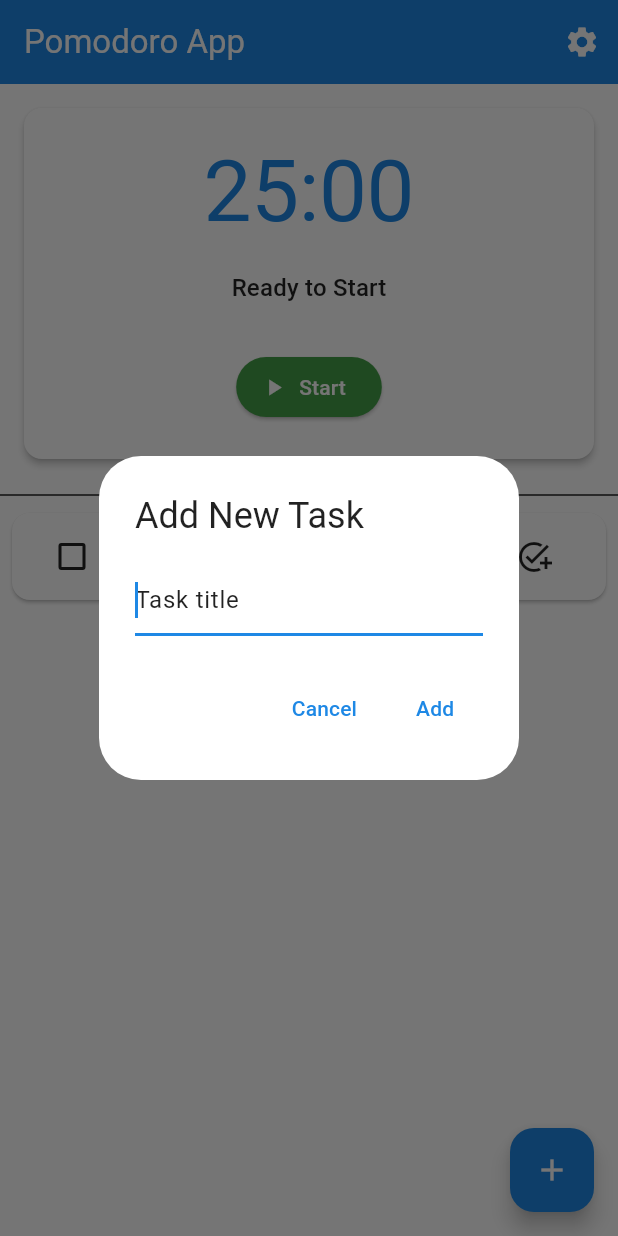
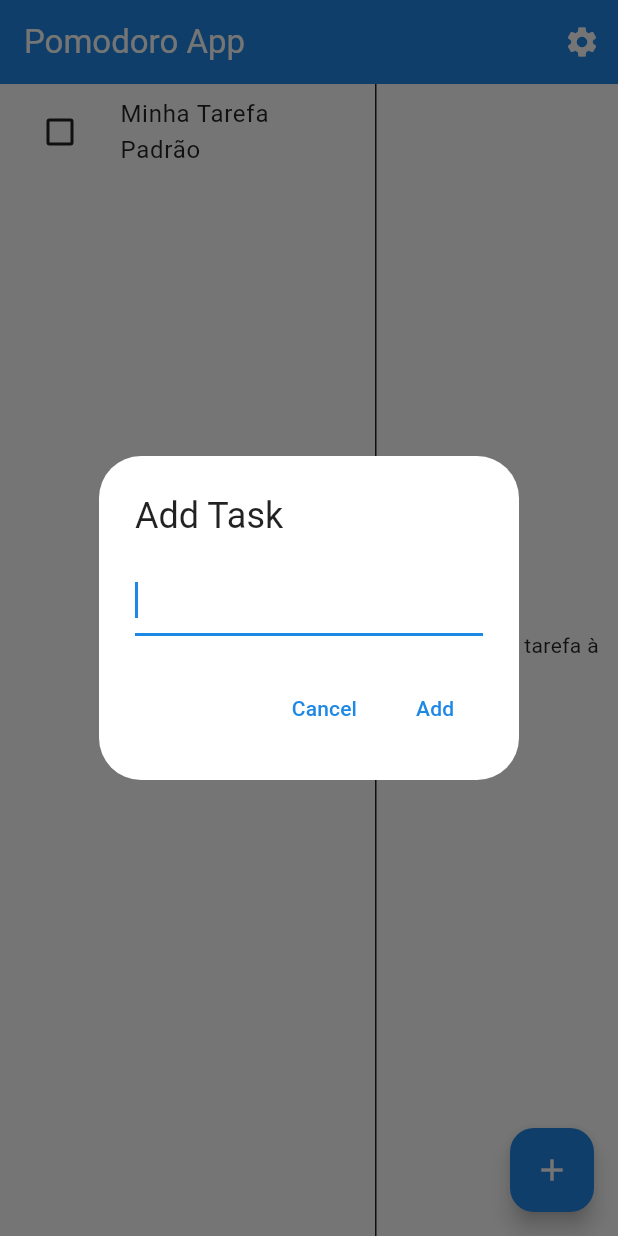
Before and after one commit to alanaraujo902/pomodorobasico2, a Flutter app: the screen it shows after launch, after a tap on the "add" icon, on a phone screen of 412 x 824 dp. Run offline on Flutter 3.47's test engine with Material 3 defaults, Android fonts, the phone set to English and light mode, and no system bars.

Commit message:
tela inicial melhorada

```diff
--- a/lib/screens/home_screen.dart
+++ b/lib/screens/home_screen.dart
@@ -5,78 +5,87 @@ import 'settings_screen.dart'; // Import settings screen
 import 'package:provider/provider.dart';
 import '../services/task_manager.dart';      // for TaskManager
 import '../models/timer_settings.dart';      // for TimerSettings
+import '../widgets/task_sidebar.dart';
+import '../widgets/task_list_item_view.dart';
+import '../widgets/floating_timer_widget.dart';
 
-class HomeScreen extends StatelessWidget {
+
+class HomeScreen extends StatefulWidget {
   const HomeScreen({super.key});
 
   @override
+  State<HomeScreen> createState() => _HomeScreenState();
+}
+
+class _HomeScreenState extends State<HomeScreen> {
+  String? selectedTaskId;
+
+  @override
   Widget build(BuildContext context) {
-    // Basic layout: Timer on top, Task list below for desktop-like view
-    // Could use Row for side-by-side on wider screens later
     return Scaffold(
       appBar: AppBar(
         title: const Text('Pomodoro App'),
         actions: [
           IconButton(
             icon: const Icon(Icons.settings),
-            tooltip: 'Settings',
             onPressed: () {
               Navigator.push(
                 context,
-                MaterialPageRoute(builder: (context) => const SettingsScreen()),
+                MaterialPageRoute(builder: (_) => const SettingsScreen()),
               );
             },
           ),
-          // TODO: Add navigation to Statistics screen
         ],
       ),
-      body: Column(
+      body: Stack(
         children: [
-          const TimerView(), // Timer display and controls
-          const Divider(),
-          Expanded(
-            child: const TaskList(), // Scrollable task list
+          Row(
+            children: [
+              SizedBox(
+                width: 250,
+                child: TaskSidebar(
+                  selectedTaskId: selectedTaskId,
+                  onTaskSelected: (id) => setState(() => selectedTaskId = id),
+                ),
+              ),
+              const VerticalDivider(width: 1),
+              Expanded(
+                child: selectedTaskId == null
+                    ? const Center(child: Text("Selecione uma tarefa à esquerda"))
+                    : TaskListItemView(taskId: selectedTaskId!),
+              ),
+            ],
           ),
+          const FloatingTimerWidget(), // ← Adicionado aqui
         ],
       ),
       floatingActionButton: FloatingActionButton(
-        onPressed: () {
-          // TODO: Show dialog to add a new Task
-          _showAddTaskDialog(context);
-        },
+        onPressed: () => _showAddTaskDialog(context),
         tooltip: 'Add Task',
         child: const Icon(Icons.add),
       ),
     );
   }
 
-  // Placeholder for Add Task Dialog (similar to Add Subtask)
   void _showAddTaskDialog(BuildContext context) {
-     final taskManager = Provider.of<TaskManager>(context, listen: false);
-     final titleController = TextEditingController();
+    final taskManager = Provider.of<TaskManager>(context, listen: false);
+    final controller = TextEditingController();
 
     showDialog(
       context: context,
-      builder: (context) => AlertDialog(
-        title: const Text('Add New Task'),
-        content: TextField(
-          controller: titleController,
-          decoration: const InputDecoration(hintText: 'Task title'),
-          autofocus: true,
-        ),
+      builder: (_) => AlertDialog(
+        title: const Text("Add Task"),
+        content: TextField(controller: controller, autofocus: true),
         actions: [
+          TextButton(onPressed: () => Navigator.pop(context), child: const Text("Cancel")),
           TextButton(
-            child: const Text('Cancel'),
-            onPressed: () => Navigator.of(context).pop(),
-          ),
-          TextButton(
-            child: const Text('Add'),
             onPressed: () {
-              if (titleController.text.isNotEmpty) {
-                taskManager.addTask(titleController.text);
-                Navigator.of(context).pop();
+              if (controller.text.isNotEmpty) {
+                taskManager.addTask(controller.text);
+                Navigator.pop(context);
               }
             },
+            child: const Text("Add"),
           ),
         ],
       ),
--- /dev/null
+++ b/lib/widgets/floating_timer_widget.dart
@@ -0,0 +1,173 @@
+import 'dart:math';
+import 'package:flutter/material.dart';
+import 'package:provider/provider.dart';
+import '../services/pomodoro_timer.dart';
+import '../models/timer_state.dart';
+import '../screens/full_screen_timer.dart';
+
+class FloatingTimerWidget extends StatelessWidget {
+  const FloatingTimerWidget({super.key});
+
+  @override
+  Widget build(BuildContext context) {
+    return Consumer<PomodoroTimer>(
+      builder: (context, timer, _) {
+        if (timer.currentTask == null || timer.currentSubtask == null) {
+          return const SizedBox.shrink(); // Esconde só se não tiver tarefa ativa
+        }
+
+        final secondsTotal = timer.isFocusSession
+            ? timer.settings.focusDuration.inSeconds
+            : (timer.currentState == TimerState.runningShortBreak ||
+            timer.currentState == TimerState.pausedShortBreak)
+            ? timer.settings.shortBreakDuration.inSeconds
+            : timer.settings.longBreakDuration.inSeconds;
+
+        final progress = 1 - (timer.remainingTime.inSeconds / secondsTotal);
+        final minutes = timer.remainingTime.inMinutes.toString().padLeft(2, '0');
+
+        return Align(
+          alignment: Alignment.bottomCenter,
+          child: Container(
+            margin: const EdgeInsets.only(bottom: 32),
+            padding: const EdgeInsets.symmetric(horizontal: 16, vertical: 12),
+            decoration: BoxDecoration(
+              color: Colors.black87,
+              borderRadius: BorderRadius.circular(16),
+            ),
+            child: Row(
+              mainAxisSize: MainAxisSize.min,
+              children: [
+                GestureDetector(
+                  onTap: () {
+                    Navigator.push(
+                      context,
+                      MaterialPageRoute(builder: (_) => const FullScreenTimerView()),
+                    );
+                  },
+                  child: _CircularProgressTime(minutes: minutes, progress: progress),
+                ),
+                const SizedBox(width: 16),
+                if (timer.currentState == TimerState.runningFocus ||
+                    timer.currentState == TimerState.runningShortBreak ||
+                    timer.currentState == TimerState.runningLongBreak)
+                  IconButton(
+                    icon: const Icon(Icons.pause, color: Colors.white),
+                    onPressed: () => timer.pauseTimer(),
+                  )
+                else
+                  IconButton(
+                    icon: const Icon(Icons.play_arrow, color: Colors.white),
+                    onPressed: () => timer.startTimer(),
+                  ),
+                if (timer.currentState != TimerState.initial &&
+                    timer.currentState != TimerState.finished)
+                  IconButton(
+                    icon: const Icon(Icons.stop, color: Colors.white),
+                    onPressed: () {
+                      showDialog(
+                        context: context,
+                        builder: (context) => AlertDialog(
+                          shape: RoundedRectangleBorder(borderRadius: BorderRadius.circular(12)),
+                          title: Row(
+                            children: const [
+                              Icon(Icons.timer, color: Colors.red),
+                              SizedBox(width: 8),
+                              Text('Deseja reiniciar este pomodoro?'),
+                            ],
+                          ),
+                          content: const Text('Tem certeza que quer parar o timer?'),
+                          actions: [
+                            TextButton(
+                              onPressed: () => Navigator.pop(context),
+                              child: const Text('Cancelar'),
+                            ),
+                            ElevatedButton(
+                              style: ElevatedButton.styleFrom(
+                                backgroundColor: Colors.red,
+                                foregroundColor: Colors.white,
+                              ),
+                              onPressed: () {
+                                timer.resetTimer();
+                                Navigator.pop(context); // fecha o alerta
+                              },
+                              child: const Text('Reiniciar'),
+                            ),
+                          ],
+                        ),
+                      );
+                    },
+                  ),
+              ],
+            ),
+          ),
+        );
+      },
+    );
+  }
+}
+
+class _CircularProgressTime extends StatelessWidget {
+  final String minutes;
+  final double progress;
+
+  const _CircularProgressTime({
+    required this.minutes,
+    required this.progress,
+  });
+
+  @override
+  Widget build(BuildContext context) {
+    return CustomPaint(
+      painter: _CircularProgressPainter(progress),
+      child: SizedBox(
+        width: 48,
+        height: 48,
+        child: Center(
+          child: Text(
+            minutes,
+            style: const TextStyle(color: Colors.white, fontWeight: FontWeight.bold),
+          ),
+        ),
+      ),
+    );
+  }
+}
+
+class _CircularProgressPainter extends CustomPainter {
+  final double progress;
+
+  _CircularProgressPainter(this.progress);
+
+  @override
+  void paint(Canvas canvas, Size size) {
+    final strokeWidth = 4.0;
+    final radius = (size.width - strokeWidth) / 2;
+    final center = Offset(size.width / 2, size.height / 2);
+
+    final backgroundPaint = Paint()
+      ..color = Colors.white12
+      ..style = PaintingStyle.stroke
+      ..strokeWidth = strokeWidth;
+
+    final progressPaint = Paint()
+      ..color = Colors.redAccent
+      ..style = PaintingStyle.stroke
+      ..strokeWidth = strokeWidth
+      ..strokeCap = StrokeCap.round;
+
+    canvas.drawCircle(center, radius, backgroundPaint);
+    canvas.drawArc(
+      Rect.fromCircle(center: center, radius: radius),
+      -pi / 2,
+      2 * pi * progress,
+      false,
+      progressPaint,
+    );
+  }
+
+  @override
+  bool shouldRepaint(covariant _CircularProgressPainter oldDelegate) {
+    return oldDelegate.progress != progress;
+  }
+}
--- a/lib/widgets/task_list_item.dart
+++ b/lib/widgets/task_list_item.dart
@@ -5,7 +5,7 @@ import '../models/subtask.dart';
 import '../services/task_manager.dart';
 import '../services/pomodoro_timer.dart';
 import '../models/timer_settings.dart';
-import '../screens/full_screen_timer.dart'; // IMPORTAÇÃO ADICIONADA
+import '../screens/full_screen_timer.dart';
 
 class TaskListItem extends StatelessWidget {
   final Task task;
@@ -15,35 +15,35 @@ class TaskListItem extends StatelessWidget {
   @override
   Widget build(BuildContext context) {
     final taskManager = Provider.of<TaskManager>(context, listen: false);
+    final defaultSettings = Provider.of<TimerSettings>(context, listen: false);
 
-    return Card(
-      margin: const EdgeInsets.symmetric(vertical: 4.0, horizontal: 8.0),
-      child: ExpansionTile(
-        leading: Checkbox(
-          value: task.isCompleted,
-          onChanged: (bool? value) {
-            taskManager.toggleTaskCompletion(task.id);
-          },
-        ),
-        title: Text(
-          task.title,
-          style: TextStyle(
-            decoration: task.isCompleted ? TextDecoration.lineThrough : null,
+    return Padding(
+      padding: const EdgeInsets.all(16.0),
+      child: Column(
+        crossAxisAlignment: CrossAxisAlignment.start,
+        children: [
+          // Botão de adicionar subtarefa
+          Row(
+            children: [
+              Expanded(
+                child: Text(
+                  'Adicionar Subtarefa',
+                  style: Theme.of(context).textTheme.titleMedium,
+                ),
+              ),
+              IconButton(
+                icon: const Icon(Icons.add),
+                tooltip: 'Adicionar subtarefa',
+                onPressed: () => _showAddSubtaskDialog(context, task.id),
+              ),
+            ],
           ),
-        ),
-        children: task.subtasks.map((subtask) => _buildSubtaskTile(context, task.id, subtask)).toList(),
-        trailing: Row(
-          mainAxisSize: MainAxisSize.min,
-          children: [
-            IconButton(
-              icon: const Icon(Icons.add_task),
-              tooltip: 'Add Subtask',
-              onPressed: () {
-                _showAddSubtaskDialog(context, task.id);
-              },
-            ),
-          ],
-        ),
+          const SizedBox(height: 12),
+          // Lista de subtarefas
+          if (task.subtasks.isEmpty)
+            const Center(child: Text('Nenhuma subtarefa')),
+          ...task.subtasks.map((subtask) => _buildSubtaskTile(context, task.id, subtask)).toList(),
+        ],
       ),
     );
   }
@@ -66,13 +66,15 @@ class TaskListItem extends StatelessWidget {
           decoration: subtask.isCompleted ? TextDecoration.lineThrough : null,
         ),
       ),
-      subtitle: Text('Timer: ${subtask.timerSettings.focusDuration.inMinutes} min | Spent: ${subtask.timeSpent.inMinutes} min'),
+      subtitle: Text(
+        'Timer: ${subtask.timerSettings.focusDuration.inMinutes} min | Spent: ${subtask.timeSpent.inMinutes} min',
+      ),
       trailing: Row(
         mainAxisSize: MainAxisSize.min,
         children: [
           IconButton(
             icon: const Icon(Icons.play_circle_outline, size: 20.0),
-            tooltip: 'Start Pomodoro for this subtask',
+            tooltip: 'Iniciar Pomodoro para esta subtarefa',
             onPressed: subtask.isCompleted
                 ? null
                 : () {
@@ -85,14 +87,14 @@ class TaskListItem extends StatelessWidget {
           ),
           IconButton(
             icon: const Icon(Icons.edit, size: 20.0),
-            tooltip: 'Edit Subtask',
+            tooltip: 'Editar Subtarefa',
             onPressed: () {
               _showEditSubtaskDialog(context, taskId, subtask);
             },
           ),
           IconButton(
             icon: const Icon(Icons.delete_outline, size: 20.0),
-            tooltip: 'Delete Subtask',
+            tooltip: 'Excluir Subtarefa',
             onPressed: () {
               taskManager.deleteSubtask(taskId, subtask.id);
             },
@@ -110,19 +112,19 @@ class TaskListItem extends StatelessWidget {
     showDialog(
       context: context,
       builder: (context) => AlertDialog(
-        title: const Text('Add New Subtask'),
+        title: const Text('Nova Subtarefa'),
         content: TextField(
           controller: titleController,
-          decoration: const InputDecoration(hintText: 'Subtask title'),
+          decoration: const InputDecoration(hintText: 'Título da subtarefa'),
           autofocus: true,
         ),
         actions: [
           TextButton(
-            child: const Text('Cancel'),
+            child: const Text('Cancelar'),
             onPressed: () => Navigator.of(context).pop(),
           ),
           TextButton(
-            child: const Text('Add'),
+            child: const Text('Adicionar'),
             onPressed: () {
               if (titleController.text.isNotEmpty) {
                 taskManager.addSubtask(taskId, titleController.text, defaultSettings);
@@ -142,19 +144,19 @@ class TaskListItem extends StatelessWidget {
     showDialog(
       context: context,
       builder: (context) => AlertDialog(
-        title: const Text('Edit Subtask'),
+        title: const Text('Editar Subtarefa'),
         content: TextField(
           controller: titleController,
-          decoration: const InputDecoration(hintText: 'Subtask title'),
+          decoration: const InputDecoration(hintText: 'Título da subtarefa'),
           autofocus: true,
         ),
         actions: [
           TextButton(
-            child: const Text('Cancel'),
+            child: const Text('Cancelar'),
             onPressed: () => Navigator.of(context).pop(),
           ),
           TextButton(
-            child: const Text('Save'),
+            child: const Text('Salvar'),
             onPressed: () {
               if (titleController.text.isNotEmpty) {
                 taskManager.editSubtaskTitle(taskId, subtask.id, titleController.text);
--- /dev/null
+++ b/lib/widgets/task_sidebar.dart
@@ -0,0 +1,42 @@
+import 'package:flutter/material.dart';
+import 'package:provider/provider.dart';
+import '../models/task.dart';
+import '../services/task_manager.dart';
+
+class TaskSidebar extends StatelessWidget {
+  final String? selectedTaskId;
+  final void Function(String taskId) onTaskSelected;
+
+  const TaskSidebar({
+    super.key,
+    required this.selectedTaskId,
+    required this.onTaskSelected,
+  });
+
+  @override
+  Widget build(BuildContext context) {
+    return Consumer<TaskManager>(
+      builder: (context, taskManager, _) {
+        final tasks = taskManager.tasks;
+
+        return ListView(
+          children: tasks.map((task) {
+            final isSelected = task.id == selectedTaskId;
+            return ListTile(
+              selected: isSelected,
+              selectedTileColor: Colors.blue.shade50,
+              title: Text(task.title),
+              leading: Checkbox(
+                value: task.isCompleted,
+                onChanged: (_) {
+                  taskManager.toggleTaskCompletion(task.id);
+                },
+              ),
+              onTap: () => onTaskSelected(task.id),
+            );
+          }).toList(),
+        );
+      },
+    );
+  }
+}
--- a/pubspec.yaml
+++ b/pubspec.yaml
@@ -33,6 +33,7 @@ dependencies:
   cupertino_icons: ^1.0.8
   provider: ^6.1.5
   uuid: ^4.5.1
+  collection: ^1.17.2
 
 
   # The following adds the Cupertino Icons font to your application.
```
Also changed, not shown: lib/screens/full_screen_timer.dart (+26 -5 lines), lib/widgets/task_list_item_view.dart (added, +33 -0 lines), pubspec.lock.
